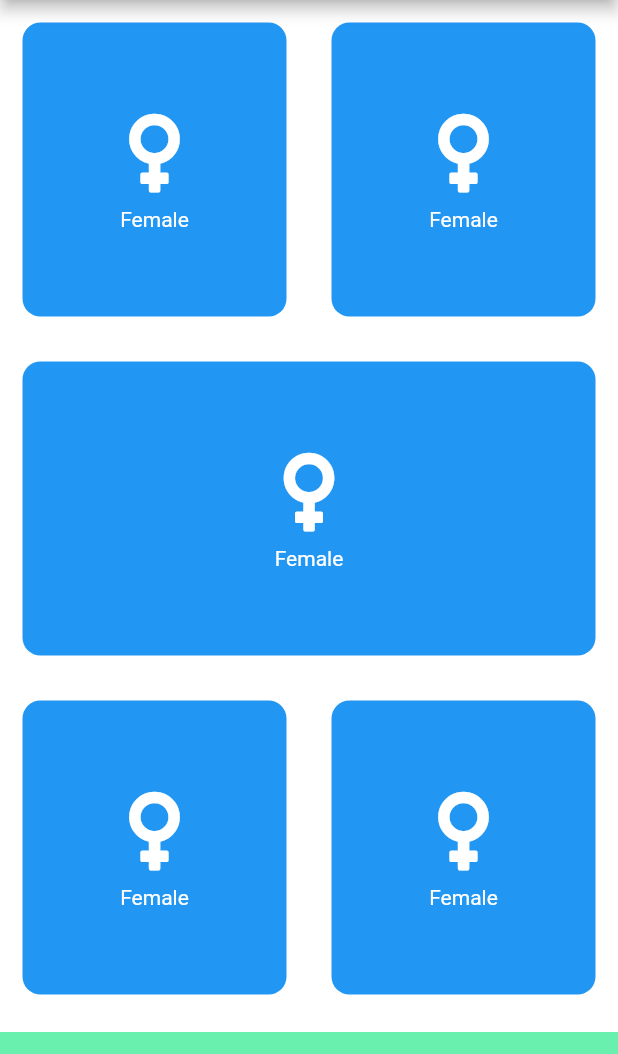
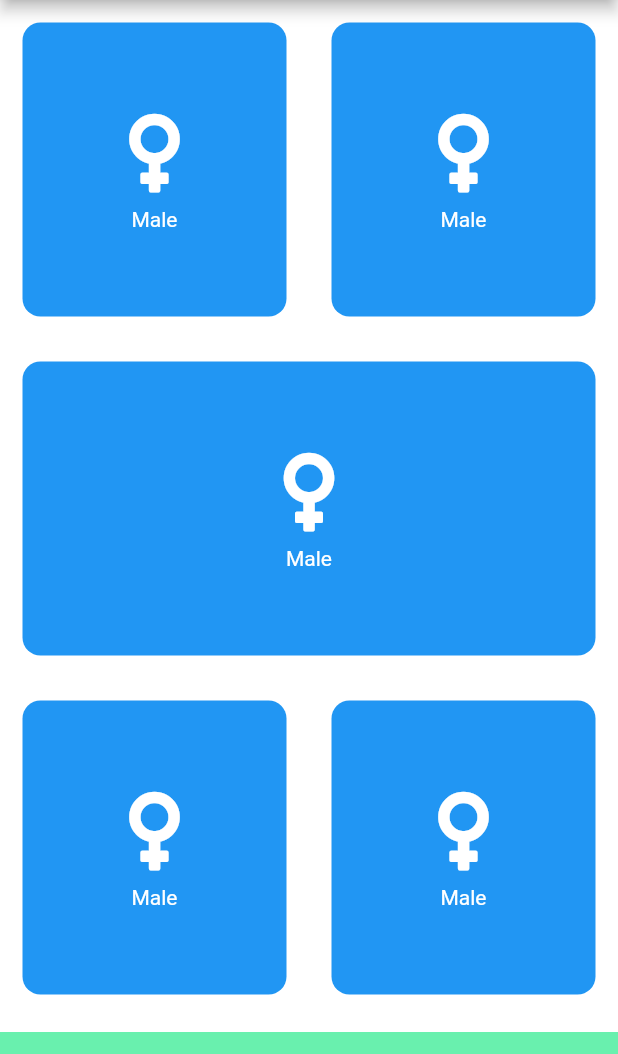
Before and after one commit to paladin89295/flutter_codigo_bmi, a Flutter app: the screen it shows after launch, on a phone screen of 412 x 824 dp, the part 84-1138 px from its top. Run offline on Flutter 3.47's test engine with Material 2 defaults, Android fonts, the phone set to English and light mode, and no system bars; our stand-ins replace font_awesome_flutter.

Commit message:
Actualizacion del Text en el container

```diff
--- a/lib/input_page.dart
+++ b/lib/input_page.dart
@@ -91,7 +91,7 @@ class ReusableCard extends StatelessWidget {
           SizedBox(
             height:7.0 ,
           ),
-          Text("Female"),
+          Text("Male"),
         ],
       ) ,
     );
```
